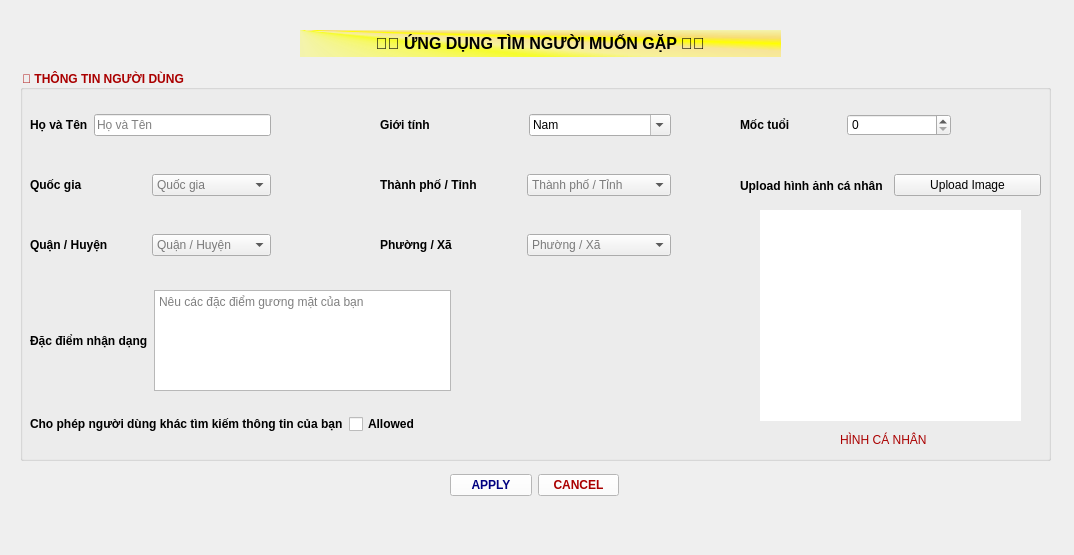
First picture: the form in client/frontend/ui/new_app.ui, repository DacLuc/relative_face_recognition_app, before the edit.
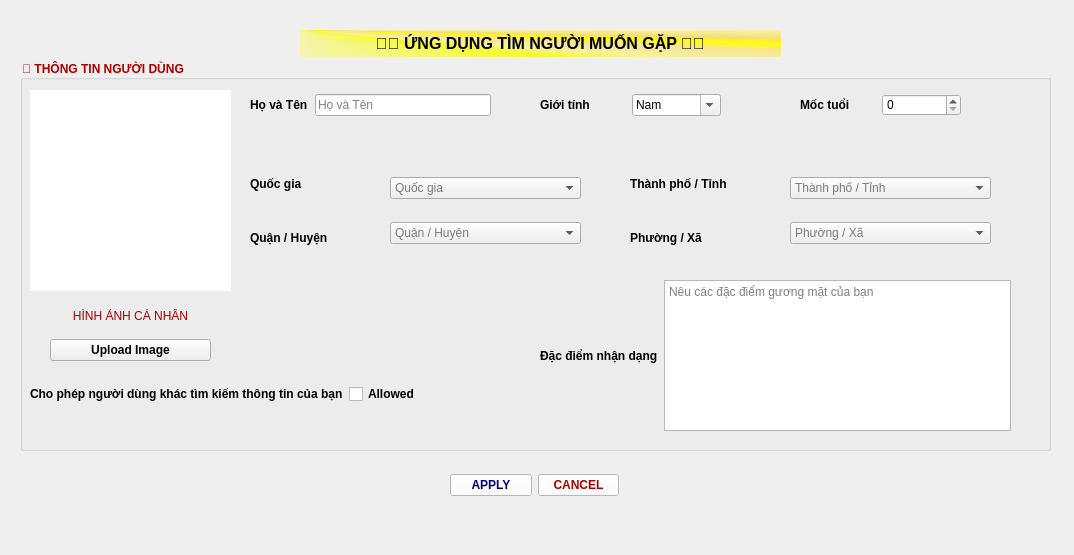
Second picture: the form after the edit. Icons and pictures are not drawn.

```diff
--- a/client/frontend/ui/new_app.ui
+++ b/client/frontend/ui/new_app.ui
@@ -21,7 +21,7 @@
     <property name="geometry">
      <rect>
       <x>20</x>
-      <y>70</y>
+      <y>60</y>
       <width>1031</width>
       <height>391</height>
      </rect>
@@ -47,92 +47,12 @@
     <property name="checkable">
      <bool>false</bool>
     </property>
-    <widget class="QWidget" name="horizontalLayoutWidget_2">
-     <property name="geometry">
-      <rect>
-       <x>360</x>
-       <y>40</y>
-       <width>291</width>
-       <height>30</height>
-      </rect>
-     </property>
-     <layout class="QHBoxLayout" name="sex_box">
-      <item>
-       <widget class="QLabel" name="gioi_tinh_label">
-        <property name="font">
-         <font>
-          <family>Segoe UI</family>
-          <pointsize>9</pointsize>
-          <italic>false</italic>
-          <bold>true</bold>
-         </font>
-        </property>
-        <property name="styleSheet">
-         <string notr="true">color: rgb(0, 0, 0);
-font: 700 9pt &quot;Segoe UI&quot;;</string>
-        </property>
-        <property name="text">
-         <string>Giới tính</string>
-        </property>
-       </widget>
-      </item>
-      <item>
-       <widget class="QComboBox" name="gioi_tinh_box">
-        <property name="font">
-         <font>
-          <family>Segoe UI</family>
-          <pointsize>9</pointsize>
-          <italic>false</italic>
-          <bold>false</bold>
-         </font>
-        </property>
-        <property name="mouseTracking">
-         <bool>true</bool>
-        </property>
-        <property name="tabletTracking">
-         <bool>true</bool>
-        </property>
-        <property name="styleSheet">
-         <string notr="true">color: rgb(0, 0, 0);
-font: 9pt &quot;Segoe UI&quot;;</string>
-        </property>
-        <property name="editable">
-         <bool>true</bool>
-        </property>
-        <property name="currentText">
-         <string>Nam</string>
-        </property>
-        <property name="insertPolicy">
-         <enum>QComboBox::NoInsert</enum>
-        </property>
-        <item>
-         <property name="text">
-          <string>Nam</string>
-         </property>
-        </item>
-        <item>
-         <property name="text">
-          <string>Nữ</string>
-         </property>
-        </item>
-        <item>
-         <property name="text">
-          <string/>
-         </property>
-         <property name="icon">
-          <iconset theme="accessories-calculator"/>
-         </property>
-        </item>
-       </widget>
-      </item>
-     </layout>
-    </widget>
     <widget class="QWidget" name="horizontalLayoutWidget">
      <property name="geometry">
       <rect>
-       <x>720</x>
-       <y>40</y>
-       <width>211</width>
+       <x>780</x>
+       <y>30</y>
+       <width>161</width>
        <height>30</height>
       </rect>
      </property>
@@ -169,55 +89,13 @@
       </item>
      </layout>
     </widget>
-    <widget class="QWidget" name="horizontalLayoutWidget_3">
-     <property name="geometry">
-      <rect>
-       <x>10</x>
-       <y>40</y>
-       <width>241</width>
-       <height>30</height>
-      </rect>
-     </property>
-     <layout class="QHBoxLayout" name="name_box">
-      <item>
-       <widget class="QLabel" name="ho_ten_label">
-        <property name="font">
-         <font>
-          <family>Segoe UI</family>
-          <pointsize>9</pointsize>
-          <italic>false</italic>
-          <bold>true</bold>
-         </font>
-        </property>
-        <property name="styleSheet">
-         <string notr="true">color: rgb(0, 0, 0);
-font: 700 9pt &quot;Segoe UI&quot;;</string>
-        </property>
-        <property name="text">
-         <string>Họ và Tên</string>
-        </property>
-       </widget>
-      </item>
-      <item>
-       <widget class="QLineEdit" name="ho_ten">
-        <property name="styleSheet">
-         <string notr="true">color: rgb(0, 0, 0);
-font: 9pt &quot;Segoe UI&quot;;</string>
-        </property>
-        <property name="placeholderText">
-         <string>Họ và Tên</string>
-        </property>
-       </widget>
-      </item>
-     </layout>
-    </widget>
     <widget class="QWidget" name="horizontalLayoutWidget_4">
      <property name="geometry">
       <rect>
-       <x>10</x>
+       <x>520</x>
        <y>220</y>
-       <width>421</width>
-       <height>101</height>
+       <width>471</width>
+       <height>151</height>
       </rect>
      </property>
      <layout class="QHBoxLayout" name="face_feature">
@@ -257,8 +135,8 @@
      <property name="geometry">
       <rect>
        <x>10</x>
-       <y>340</y>
-       <width>475</width>
+       <y>320</y>
+       <width>481</width>
        <height>28</height>
       </rect>
      </property>
@@ -303,18 +181,43 @@
       </item>
      </layout>
     </widget>
-    <widget class="QWidget" name="horizontalLayoutWidget_6">
+    <widget class="QLabel" name="label_user_img">
      <property name="geometry">
       <rect>
-       <x>720</x>
-       <y>100</y>
-       <width>301</width>
-       <height>31</height>
+       <x>10</x>
+       <y>30</y>
+       <width>201</width>
+       <height>201</height>
       </rect>
      </property>
-     <layout class="QHBoxLayout" name="pic">
+     <property name="styleSheet">
+      <string notr="true">background-color: rgb(255, 255, 255);</string>
+     </property>
+     <property name="text">
+      <string/>
+     </property>
+     <property name="pixmap">
+      <pixmap>../../../../../../Downloads/avatar-trang-69.jpg</pixmap>
+     </property>
+     <property name="scaledContents">
+      <bool>true</bool>
+     </property>
+    </widget>
+    <widget class="QWidget" name="horizontalLayoutWidget_3">
+     <property name="geometry">
+      <rect>
+       <x>230</x>
+       <y>30</y>
+       <width>241</width>
+       <height>30</height>
+      </rect>
+     </property>
+     <layout class="QHBoxLayout" name="name_box">
+      <property name="spacing">
+       <number>7</number>
+      </property>
       <item>
-       <widget class="QLabel" name="upload_avatar_label">
+       <widget class="QLabel" name="ho_ten_label">
         <property name="font">
          <font>
           <family>Segoe UI</family>
@@ -328,7 +231,120 @@
 font: 700 9pt &quot;Segoe UI&quot;;</string>
         </property>
         <property name="text">
-         <string>Upload hình ảnh cá nhân</string>
+         <string>Họ và Tên</string>
+        </property>
+       </widget>
+      </item>
+      <item>
+       <widget class="QLineEdit" name="ho_ten">
+        <property name="styleSheet">
+         <string notr="true">color: rgb(0, 0, 0);
+font: 9pt &quot;Segoe UI&quot;;</string>
+        </property>
+        <property name="placeholderText">
+         <string>Họ và Tên</string>
+        </property>
+       </widget>
+      </item>
+     </layout>
+    </widget>
+    <widget class="QWidget" name="horizontalLayoutWidget_2">
+     <property name="geometry">
+      <rect>
+       <x>520</x>
+       <y>30</y>
+       <width>181</width>
+       <height>30</height>
+      </rect>
+     </property>
+     <layout class="QHBoxLayout" name="sex_box">
+      <property name="spacing">
+       <number>2</number>
+      </property>
+      <item>
+       <widget class="QLabel" name="gioi_tinh_label">
+        <property name="font">
+         <font>
+          <family>Segoe UI</family>
+          <pointsize>9</pointsize>
+          <italic>false</italic>
+          <bold>true</bold>
+         </font>
+        </property>
+        <property name="styleSheet">
+         <string notr="true">color: rgb(0, 0, 0);
+font: 700 9pt &quot;Segoe UI&quot;;</string>
+        </property>
+        <property name="text">
+         <string>Giới tính</string>
+        </property>
+       </widget>
+      </item>
+      <item>
+       <widget class="QComboBox" name="gioi_tinh_box">
+        <property name="font">
+         <font>
+          <family>Segoe UI</family>
+          <pointsize>9</pointsize>
+          <italic>false</italic>
+          <bold>false</bold>
+         </font>
+        </property>
+        <property name="mouseTracking">
+         <bool>true</bool>
+        </property>
+        <property name="tabletTracking">
+         <bool>true</bool>
+        </property>
+        <property name="styleSheet">
+         <string notr="true">color: rgb(0, 0, 0);
+font: 9pt &quot;Segoe UI&quot;;</string>
+        </property>
+        <property name="editable">
+         <bool>true</bool>
+        </property>
+        <property name="currentText">
+         <string>Nam</string>
+        </property>
+        <property name="insertPolicy">
+         <enum>QComboBox::NoInsert</enum>
+        </property>
+        <item>
+         <property name="text">
+          <string>Nam</string>
+         </property>
+        </item>
+        <item>
+         <property name="text">
+          <string>Nữ</string>
+         </property>
+        </item>
+        <item>
+         <property name="text">
+          <string/>
+         </property>
+         <property name="icon">
+          <iconset theme="accessories-calculator"/>
+         </property>
+        </item>
+       </widget>
+      </item>
+     </layout>
+    </widget>
+    <widget class="QWidget" name="verticalLayoutWidget">
+     <property name="geometry">
+      <rect>
+       <x>30</x>
+       <y>240</y>
+       <width>161</width>
+       <height>61</height>
+      </rect>
+     </property>
+     <layout class="QVBoxLayout" name="verticalLayout">
+      <item>
+       <widget class="QLabel" name="label">
+        <property name="text">
+         <string>&lt;html&gt;&lt;head/&gt;&lt;body&gt;&lt;p align=&quot;center&quot;&gt;HÌNH ẢNH CÁ NHÂN&lt;/p&gt;&lt;/body&gt;&lt;/html&gt;</string>
         </property>
        </widget>
       </item>
@@ -339,7 +355,7 @@
           <family>Segoe UI</family>
           <pointsize>9</pointsize>
           <italic>false</italic>
-          <bold>false</bold>
+          <bold>true</bold>
          </font>
         </property>
         <property name="styleSheet">
@@ -356,19 +372,13 @@
     <widget class="QWidget" name="horizontalLayoutWidget_8">
      <property name="geometry">
       <rect>
-       <x>10</x>
+       <x>230</x>
        <y>100</y>
-       <width>241</width>
-       <height>30</height>
+       <width>141</width>
+       <height>101</height>
       </rect>
      </property>
-     <layout class="QHBoxLayout" name="nation_place">
-      <property name="spacing">
-       <number>2</number>
-      </property>
-      <property name="rightMargin">
-       <number>0</number>
-      </property>
+     <layout class="QVBoxLayout" name="verticalLayout_2">
       <item>
        <widget class="QLabel" name="nation_label">
         <property name="font">
@@ -384,10 +394,91 @@
 font: 700 9pt &quot;Segoe UI&quot;;</string>
         </property>
         <property name="text">
-         <string>Quốc gia</string>
+         <string>&lt;html&gt;&lt;head/&gt;&lt;body&gt;&lt;p&gt;Quốc gia&lt;/p&gt;&lt;/body&gt;&lt;/html&gt;</string>
         </property>
        </widget>
       </item>
+      <item>
+       <widget class="QLabel" name="district_label">
+        <property name="font">
+         <font>
+          <family>Segoe UI</family>
+          <pointsize>9</pointsize>
+          <italic>false</italic>
+          <bold>true</bold>
+         </font>
+        </property>
+        <property name="styleSheet">
+         <string notr="true">color: rgb(0, 0, 0);
+font: 700 9pt &quot;Segoe UI&quot;;</string>
+        </property>
+        <property name="text">
+         <string>Quận / Huyện</string>
+        </property>
+       </widget>
+      </item>
+     </layout>
+    </widget>
+    <widget class="QWidget" name="verticalLayoutWidget_3">
+     <property name="geometry">
+      <rect>
+       <x>610</x>
+       <y>100</y>
+       <width>160</width>
+       <height>101</height>
+      </rect>
+     </property>
+     <layout class="QVBoxLayout" name="verticalLayout_3">
+      <item>
+       <widget class="QLabel" name="city_label">
+        <property name="font">
+         <font>
+          <family>Segoe UI</family>
+          <pointsize>9</pointsize>
+          <italic>false</italic>
+          <bold>true</bold>
+         </font>
+        </property>
+        <property name="styleSheet">
+         <string notr="true">color: rgb(0, 0, 0);
+font: 700 9pt &quot;Segoe UI&quot;;</string>
+        </property>
+        <property name="text">
+         <string>Thành phố / Tỉnh</string>
+        </property>
+       </widget>
+      </item>
+      <item>
+       <widget class="QLabel" name="ward">
+        <property name="font">
+         <font>
+          <family>Segoe UI</family>
+          <pointsize>9</pointsize>
+          <italic>false</italic>
+          <bold>true</bold>
+         </font>
+        </property>
+        <property name="styleSheet">
+         <string notr="true">color: rgb(0, 0, 0);
+font: 700 9pt &quot;Segoe UI&quot;;</string>
+        </property>
+        <property name="text">
+         <string>Phường / Xã</string>
+        </property>
+       </widget>
+      </item>
+     </layout>
+    </widget>
+    <widget class="QWidget" name="verticalLayoutWidget_4">
+     <property name="geometry">
+      <rect>
+       <x>370</x>
+       <y>100</y>
+       <width>191</width>
+       <height>101</height>
+      </rect>
+     </property>
+     <layout class="QVBoxLayout" name="verticalLayout_4">
       <item>
        <widget class="QComboBox" name="nation_box">
         <property name="styleSheet">
@@ -404,88 +495,6 @@
         </item>
        </widget>
       </item>
-     </layout>
-    </widget>
-    <widget class="QWidget" name="horizontalLayoutWidget_11">
-     <property name="geometry">
-      <rect>
-       <x>360</x>
-       <y>160</y>
-       <width>291</width>
-       <height>30</height>
-      </rect>
-     </property>
-     <layout class="QHBoxLayout" name="ward_place">
-      <property name="spacing">
-       <number>2</number>
-      </property>
-      <item>
-       <widget class="QLabel" name="ward_label">
-        <property name="font">
-         <font>
-          <family>Segoe UI</family>
-          <pointsize>9</pointsize>
-          <italic>false</italic>
-          <bold>true</bold>
-         </font>
-        </property>
-        <property name="styleSheet">
-         <string notr="true">color: rgb(0, 0, 0);
-font: 700 9pt &quot;Segoe UI&quot;;</string>
-        </property>
-        <property name="text">
-         <string>Phường / Xã</string>
-        </property>
-       </widget>
-      </item>
-      <item>
-       <widget class="QComboBox" name="ward_box">
-        <property name="styleSheet">
-         <string notr="true">color: rgb(0, 0, 0);
-font: 9pt &quot;Segoe UI&quot;;</string>
-        </property>
-        <property name="sizeAdjustPolicy">
-         <enum>QComboBox::AdjustToContents</enum>
-        </property>
-        <property name="placeholderText">
-         <string>Phường / Xã</string>
-        </property>
-       </widget>
-      </item>
-     </layout>
-    </widget>
-    <widget class="QWidget" name="horizontalLayoutWidget_10">
-     <property name="geometry">
-      <rect>
-       <x>10</x>
-       <y>160</y>
-       <width>241</width>
-       <height>30</height>
-      </rect>
-     </property>
-     <layout class="QHBoxLayout" name="district_place">
-      <property name="spacing">
-       <number>2</number>
-      </property>
-      <item>
-       <widget class="QLabel" name="district_label">
-        <property name="font">
-         <font>
-          <family>Segoe UI</family>
-          <pointsize>9</pointsize>
-          <italic>false</italic>
-          <bold>true</bold>
-         </font>
-        </property>
-        <property name="styleSheet">
-         <string notr="true">color: rgb(0, 0, 0);
-font: 700 9pt &quot;Segoe UI&quot;;</string>
-        </property>
-        <property name="text">
-         <string>Quận / Huyện</string>
-        </property>
-       </widget>
-      </item>
       <item>
        <widget class="QComboBox" name="district_box">
         <property name="styleSheet">
@@ -505,35 +514,13 @@
     <widget class="QWidget" name="horizontalLayoutWidget_9">
      <property name="geometry">
       <rect>
-       <x>360</x>
+       <x>770</x>
        <y>100</y>
-       <width>291</width>
-       <height>30</height>
+       <width>201</width>
+       <height>101</height>
       </rect>
      </property>
-     <layout class="QHBoxLayout" name="city_place">
-      <property name="spacing">
-       <number>2</number>
-      </property>
-      <item>
-       <widget class="QLabel" name="city_label">
-        <property name="font">
-         <font>
-          <family>Segoe UI</family>
-          <pointsize>9</pointsize>
-          <italic>false</italic>
-          <bold>true</bold>
-         </font>
-        </property>
-        <property name="styleSheet">
-         <string notr="true">color: rgb(0, 0, 0);
-font: 700 9pt &quot;Segoe UI&quot;;</string>
-        </property>
-        <property name="text">
-         <string>Thành phố / Tỉnh</string>
-        </property>
-       </widget>
-      </item>
+     <layout class="QVBoxLayout" name="verticalLayout_5">
       <item>
        <widget class="QComboBox" name="city_box">
         <property name="acceptDrops">
@@ -554,43 +541,25 @@
         </property>
        </widget>
       </item>
+      <item>
+       <widget class="QComboBox" name="ward_box">
+        <property name="styleSheet">
+         <string notr="true">color: rgb(0, 0, 0);
+font: 9pt &quot;Segoe UI&quot;;</string>
+        </property>
+        <property name="insertPolicy">
+         <enum>QComboBox::NoInsert</enum>
+        </property>
+        <property name="sizeAdjustPolicy">
+         <enum>QComboBox::AdjustToContents</enum>
+        </property>
+        <property name="placeholderText">
+         <string>Phường / Xã</string>
+        </property>
+       </widget>
+      </item>
      </layout>
     </widget>
-    <widget class="QLabel" name="label_user_img">
-     <property name="geometry">
-      <rect>
-       <x>740</x>
-       <y>140</y>
-       <width>261</width>
-       <height>211</height>
-      </rect>
-     </property>
-     <property name="styleSheet">
-      <string notr="true">background-color: rgb(255, 255, 255);</string>
-     </property>
-     <property name="text">
-      <string/>
-     </property>
-     <property name="pixmap">
-      <pixmap>../../../../../../Downloads/avatar-trang-69.jpg</pixmap>
-     </property>
-     <property name="scaledContents">
-      <bool>true</bool>
-     </property>
-    </widget>
-    <widget class="QLabel" name="label">
-     <property name="geometry">
-      <rect>
-       <x>820</x>
-       <y>360</y>
-       <width>113</width>
-       <height>20</height>
-      </rect>
-     </property>
-     <property name="text">
-      <string>HÌNH CÁ NHÂN</string>
-     </property>
-    </widget>
    </widget>
    <widget class="QWidget" name="horizontalLayoutWidget_7">
     <property name="geometry">
```
Left out of the diff: 8 changed lines with no effect on the pictures.
